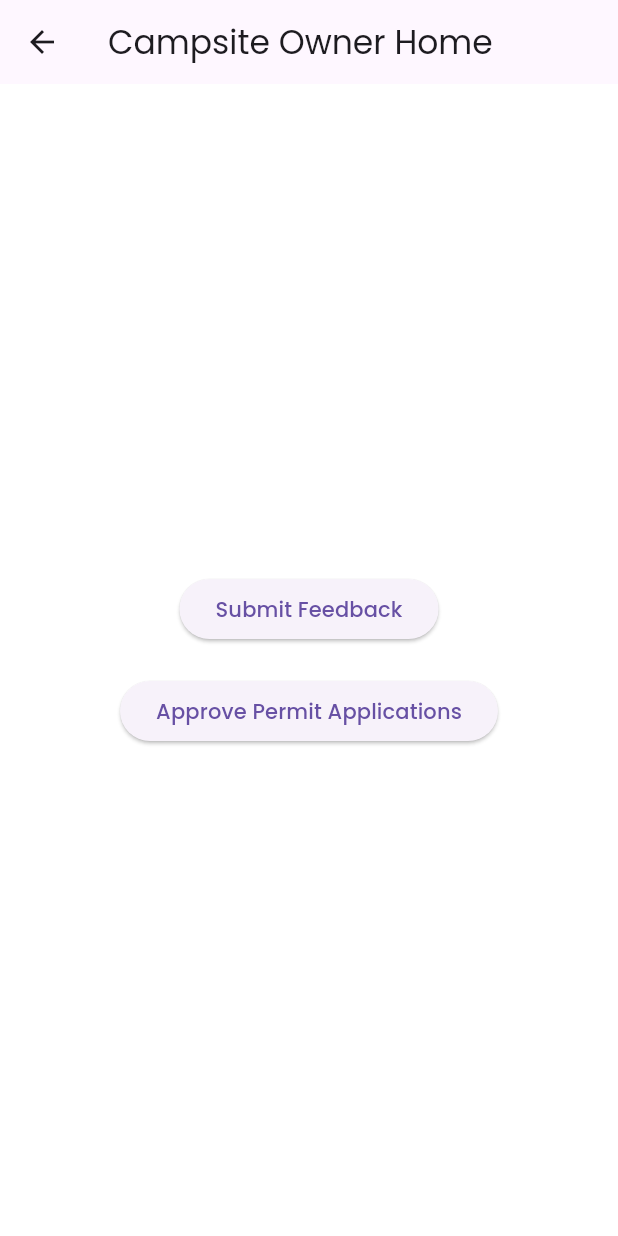
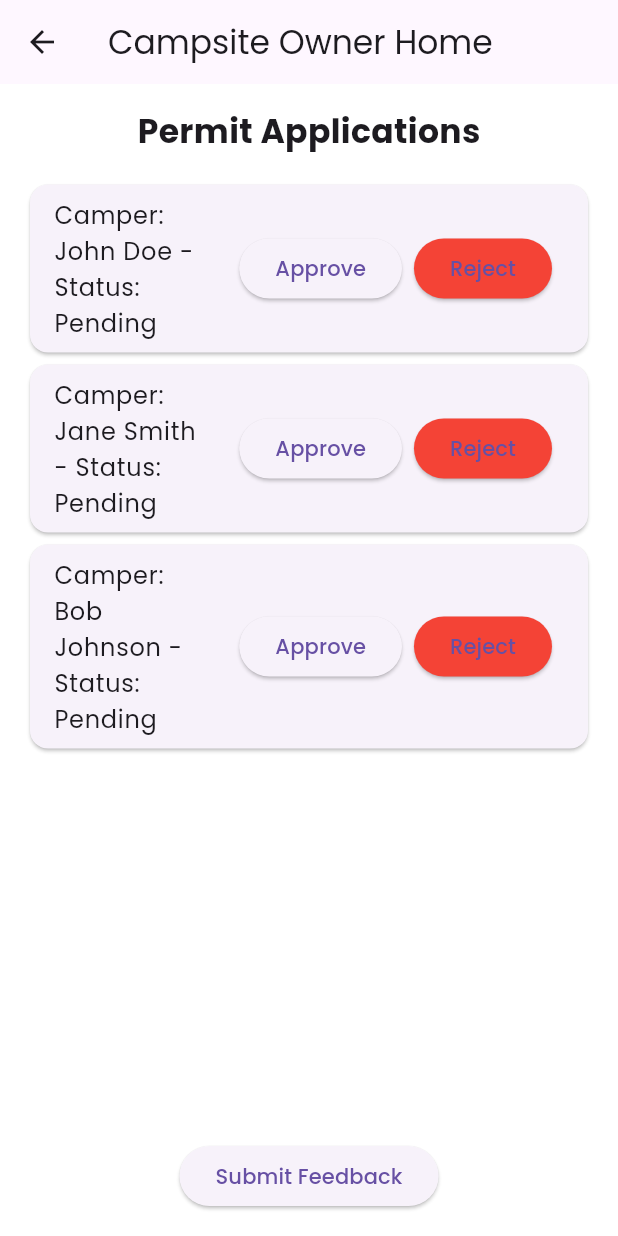
Before and after one commit to qinyeeLisa/campsite-permit-app, a Flutter app: the OwnerHomeScreen screen opened by its route, on a phone screen of 412 x 824 dp. Run offline on Flutter 3.47's test engine with Material 3 defaults, Android fonts, the phone set to English and light mode, and no system bars; our stand-ins replace flutter_svg, google_fonts; missing offline and left inert: amplify_auth_cognito, amplify_authenticator, amplify_flutter.

Commit message:
make amendments for camper home and owner home screen

```diff
--- a/lib/Screens/Camper/camper_apply_permit_screen.dart
+++ b/lib/Screens/Camper/camper_apply_permit_screen.dart
@@ -80,6 +80,9 @@ class _CamperApplyPermitScreenState extends State<CamperApplyPermitScreen> {
       const SnackBar(
           content: Text('Permit application submitted successfully!')),
     );
+
+    // Navigate back to the previous screen (CamperHomeScreen)
+    Navigator.pop(context);
 
     // Implement further submission logic such as sending data to a server
   }
--- a/lib/Screens/Camper/camper_submit_review.dart
+++ b/lib/Screens/Camper/camper_submit_review_screen.dart
@@ -26,6 +26,8 @@ class _CamperSubmitReviewScreenState extends State<CamperSubmitReviewScreen> {
       ScaffoldMessenger.of(context).showSnackBar(
         const SnackBar(content: Text('Feedback Submitted!')),
       );
+      // Navigate back to the previous screen (CamperHomeScreen)
+      Navigator.pop(context);
     }
   }
 
--- a/lib/Screens/CampsiteOwner/owner_home_screen.dart
+++ b/lib/Screens/CampsiteOwner/owner_home_screen.dart
@@ -1,32 +1,98 @@
+import 'package:camplified/Screens/CampsiteOwner/owner_submit_feedback_screen.dart';
 import 'package:flutter/material.dart';
 
-class OwnerHomeScreen extends StatelessWidget {
+class OwnerHomeScreen extends StatefulWidget {
   const OwnerHomeScreen({super.key});
+
+  @override
+  State<OwnerHomeScreen> createState() => _CampsiteOwnerHomeScreenState();
+}
+
+class _CampsiteOwnerHomeScreenState extends State<OwnerHomeScreen> {
+  // Sample permit applications data
+  final List<Map<String, String>> permitApplications = [
+    {'id': '1', 'camper': 'John Doe', 'status': 'Pending'},
+    {'id': '2', 'camper': 'Jane Smith', 'status': 'Pending'},
+    {'id': '3', 'camper': 'Bob Johnson', 'status': 'Pending'},
+  ];
+
+  void _approveApplication(String id) {
+    setState(() {
+      permitApplications.firstWhere(
+          (application) => application['id'] == id)['status'] = 'Approved';
+    });
+    ScaffoldMessenger.of(context).showSnackBar(
+      SnackBar(content: Text('Application $id approved')),
+    );
+  }
+
+  void _rejectApplication(String id) {
+    setState(() {
+      permitApplications.firstWhere(
+          (application) => application['id'] == id)['status'] = 'Rejected';
+    });
+    ScaffoldMessenger.of(context).showSnackBar(
+      SnackBar(content: Text('Application $id rejected')),
+    );
+  }
 
   @override
   Widget build(BuildContext context) {
     return Scaffold(
       appBar: AppBar(
-        title: const Text('Campsite Owner Home'),
+        title: const Text("Campsite Owner Home"),
       ),
-      body: Center(
+      body: Padding(
+        padding: const EdgeInsets.all(16.0),
         child: Column(
-          mainAxisAlignment: MainAxisAlignment.center,
-          children: <Widget>[
+          children: [
+            const Text(
+              'Permit Applications',
+              style: TextStyle(fontSize: 22, fontWeight: FontWeight.bold),
+            ),
+            const SizedBox(height: 16),
+            Expanded(
+              child: ListView(
+                children: permitApplications.map((application) {
+                  return Card(
+                    child: ListTile(
+                      title: Text(
+                          'Camper: ${application['camper']} - Status: ${application['status']}'),
+                      trailing: Row(
+                        mainAxisSize: MainAxisSize.min,
+                        children: [
+                          ElevatedButton(
+                            onPressed: () =>
+                                _approveApplication(application['id']!),
+                            child: const Text('Approve'),
+                          ),
+                          const SizedBox(width: 8),
+                          ElevatedButton(
+                            onPressed: () =>
+                                _rejectApplication(application['id']!),
+                            style: ElevatedButton.styleFrom(
+                              backgroundColor: Colors.red,
+                            ),
+                            child: const Text('Reject'),
+                          ),
+                        ],
+                      ),
+                    ),
+                  );
+                }).toList(),
+              ),
+            ),
+            const SizedBox(height: 16),
             ElevatedButton(
               onPressed: () {
-                // Navigate to the screen where the owner can submit feedback
-                Navigator.pushNamed(context, '/campsite_owner/submit_feedback');
+                // Navigate to the OwnerSubmitReviewScreen
+                Navigator.push(
+                  context,
+                  MaterialPageRoute(
+                      builder: (context) => const OwnerSubmitFeedbackScreen()),
+                );
               },
               child: const Text('Submit Feedback'),
-            ),
-            const SizedBox(height: 20), // Add some spacing between buttons
-            ElevatedButton(
-              onPressed: () {
-                // Navigate to the screen where the owner can approve permit applications
-                Navigator.pushNamed(context, '/campsite_owner/approve_permit');
-              },
-              child: const Text('Approve Permit Applications'),
             ),
           ],
         ),
@@ -34,3 +100,44 @@ class OwnerHomeScreen extends StatelessWidget {
     );
   }
 }
+
+
+
+
+
+// import 'package:flutter/material.dart';
+
+// class OwnerHomeScreen extends StatelessWidget {
+//   const OwnerHomeScreen({super.key});
+
+//   @override
+//   Widget build(BuildContext context) {
+//     return Scaffold(
+//       appBar: AppBar(
+//         title: const Text('Campsite Owner Home'),
+//       ),
+//       body: Center(
+//         child: Column(
+//           mainAxisAlignment: MainAxisAlignment.center,
+//           children: <Widget>[
+//             ElevatedButton(
+//               onPressed: () {
+//                 // Navigate to the screen where the owner can submit feedback
+//                 Navigator.pushNamed(context, '/campsite_owner/submit_feedback');
+//               },
+//               child: const Text('Submit Feedback'),
+//             ),
+//             const SizedBox(height: 20), // Add some spacing between buttons
+//             ElevatedButton(
+//               onPressed: () {
+//                 // Navigate to the screen where the owner can approve permit applications
+//                 Navigator.pushNamed(context, '/campsite_owner/approve_permit');
+//               },
+//               child: const Text('Approve Permit Applications'),
+//             ),
+//           ],
+//         ),
+//       ),
+//     );
+//   }
+// }
--- a/lib/main.dart
+++ b/lib/main.dart
@@ -1,8 +1,8 @@
 import 'package:camplified/Screens/Admin/admin_home_screen.dart';
 import 'package:camplified/Screens/Camper/camper_apply_permit_screen.dart';
 import 'package:camplified/Screens/Camper/camper_home_screen.dart';
-import 'package:camplified/Screens/Camper/camper_enquire_status.dart';
-import 'package:camplified/Screens/Camper/camper_submit_review.dart';
+import 'package:camplified/Screens/Camper/camper_enquire_status_screen.dart';
+import 'package:camplified/Screens/Camper/camper_submit_review_screen.dart';
 import 'package:camplified/Screens/CampsiteOwner/owner_home_screen.dart';
 import 'package:camplified/Screens/Welcome/welcome.dart';
 import 'package:camplified/Screens/login_signup.dart';
```
Also changed, not shown: lib/Screens/CampsiteOwner/owner_submit_feedback_screen.dart (+97 -0 lines), lib/Screens/Camper/camper_enquire_status_screen.dart (renamed from lib/Screens/Camper/camper_enquire_status.dart), lib/Screens/CampsiteOwner/owner_approve_permit_screen.dart (deleted).
